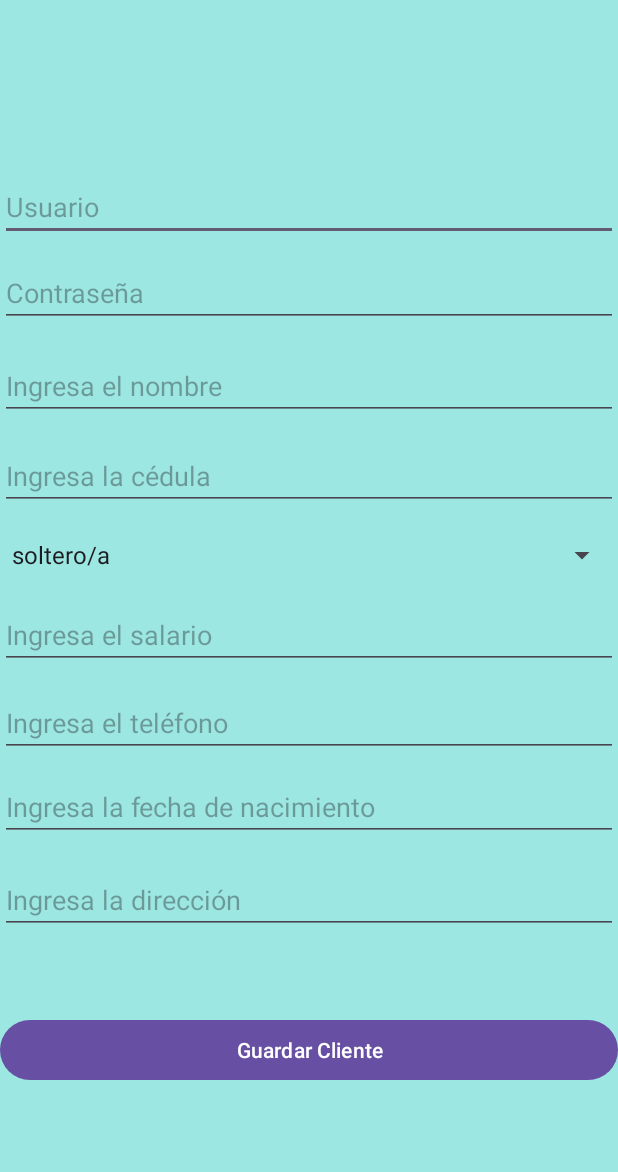
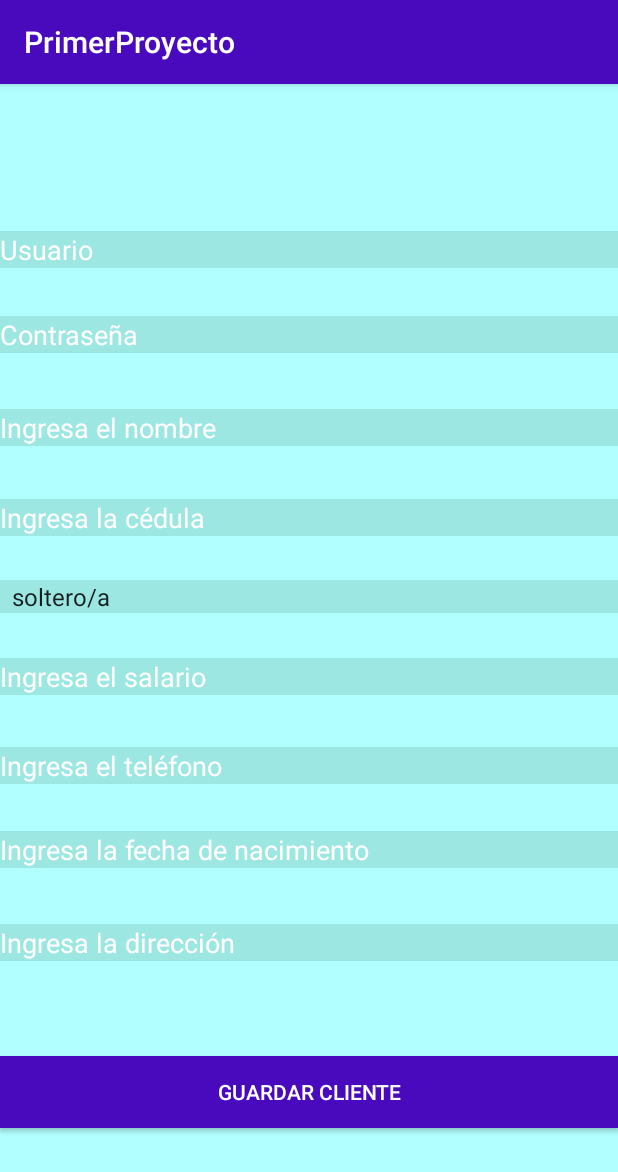
Before and after one commit to J0S3N/Proyecto1Moviles, an Android app: the Agregar_Cliente screen opened directly, with no data from a screen before it, on a phone screen of 412 x 824 dp. Shown: the top 1172 px of the screen. Run offline under Robolectric (Android 15) with nearby library versions, the phone set to English and light mode, and no system bars.

Commit message:
color de todos los xml

```diff
--- a/app/src/main/AndroidManifest.xml
+++ b/app/src/main/AndroidManifest.xml
@@ -10,7 +10,7 @@
         android:label="@string/app_name"
         android:roundIcon="@drawable/ic_launcher_background"
         android:supportsRtl="true"
-        android:theme="@style/Theme.PrimerProyecto"
+        android:theme="@style/AppTheme"
         tools:targetApi="31">
         <activity
             android:name=".Pantalla_Inicio"
--- a/app/src/main/res/layout/administrativa_agregar_cliente.xml
+++ b/app/src/main/res/layout/administrativa_agregar_cliente.xml
@@ -4,10 +4,14 @@
     xmlns:tools="http://schemas.android.com/tools"
     android:layout_width="match_parent"
     android:layout_height="match_parent"
-    android:background="#9CE7E2"
+    android:background="@drawable/bg"
     tools:context=".administrativa.Agregar_Cliente">
 
     <EditText
+        android:textColorHint="#FFFFFF"
+        android:textColor="#490ABD"
+        android:backgroundTint="#9CE7E2"
+        android:background="#9CE7E2"
         android:id="@+id/usernameEditText"
         android:layout_width="match_parent"
         android:layout_height="wrap_content"
@@ -20,6 +24,10 @@
         app:layout_constraintTop_toTopOf="parent" />
 
     <EditText
+        android:textColorHint="#FFFFFF"
+        android:textColor="#490ABD"
+        android:backgroundTint="#9CE7E2"
+        android:background="#9CE7E2"
         android:id="@+id/passwordEditText"
         android:layout_width="match_parent"
         android:layout_height="wrap_content"
@@ -33,6 +41,10 @@
         app:layout_constraintTop_toTopOf="parent" />
 
     <EditText
+        android:textColorHint="#FFFFFF"
+        android:textColor="#490ABD"
+        android:backgroundTint="#9CE7E2"
+        android:background="#9CE7E2"
         android:id="@+id/idEditText"
         android:layout_width="match_parent"
         android:layout_height="wrap_content"
@@ -46,6 +58,10 @@
         app:layout_constraintTop_toTopOf="parent" />
 
     <EditText
+        android:textColorHint="#FFFFFF"
+        android:textColor="#490ABD"
+        android:backgroundTint="#9CE7E2"
+        android:background="#9CE7E2"
         android:id="@+id/nameEditText"
         android:layout_width="match_parent"
         android:layout_height="wrap_content"
@@ -59,6 +75,10 @@
         app:layout_constraintTop_toTopOf="parent" />
 
     <Spinner
+        android:textColorHint="#FFFFFF"
+        android:textColor="#490ABD"
+        android:backgroundTint="#9CE7E2"
+        android:background="#9CE7E2"
         android:id="@+id/maritalStatusSpinner"
         android:layout_width="match_parent"
         android:layout_height="wrap_content"
@@ -71,6 +91,10 @@
         app:layout_constraintTop_toTopOf="parent" />
 
     <EditText
+        android:textColorHint="#FFFFFF"
+        android:textColor="#490ABD"
+        android:backgroundTint="#9CE7E2"
+        android:background="#9CE7E2"
         android:id="@+id/salaryEditText"
         android:layout_width="match_parent"
         android:layout_height="wrap_content"
@@ -84,6 +108,10 @@
         app:layout_constraintTop_toTopOf="parent" />
 
     <EditText
+        android:textColorHint="#FFFFFF"
+        android:textColor="#490ABD"
+        android:backgroundTint="#9CE7E2"
+        android:background="#9CE7E2"
         android:id="@+id/addressEditText"
         android:layout_width="match_parent"
         android:layout_height="wrap_content"
@@ -97,6 +125,10 @@
         app:layout_constraintTop_toTopOf="parent" />
 
     <EditText
+        android:textColorHint="#FFFFFF"
+        android:textColor="#490ABD"
+        android:backgroundTint="#9CE7E2"
+        android:background="#9CE7E2"
         android:id="@+id/birthDateEditText"
         android:layout_width="match_parent"
         android:layout_height="wrap_content"
@@ -110,6 +142,10 @@
         app:layout_constraintTop_toTopOf="parent" />
 
     <EditText
+        android:textColorHint="#FFFFFF"
+        android:textColor="#490ABD"
+        android:backgroundTint="#9CE7E2"
+        android:background="#9CE7E2"
         android:id="@+id/phoneEditText"
         android:layout_width="match_parent"
         android:layout_height="wrap_content"
@@ -123,6 +159,9 @@
         app:layout_constraintTop_toTopOf="parent" />
 
     <Button
+        android:textColor="#FFFFFF"
+        android:textColorHint="#FFFFFF"
+        android:background="#490ABD"
         android:id="@+id/saveButton"
         android:layout_width="match_parent"
         android:layout_height="wrap_content"
--- a/app/src/main/res/values/colors.xml
+++ b/app/src/main/res/values/colors.xml
@@ -2,4 +2,5 @@
 <resources>
     <color name="black">#FF000000</color>
     <color name="white">#FFFFFFFF</color>
+    <color name="colorBotones">#490ABD</color>
 </resources>
--- /dev/null
+++ b/app/src/main/res/values/styles.xml
@@ -0,0 +1,9 @@
+<?xml version="1.0" encoding="utf-8"?>
+<resources>
+        <style name="AppTheme" parent="Theme.AppCompat.Light.DarkActionBar">
+            <item name="colorPrimary">#490ABD</item>
+        </style>
+    <style name="SpinnerItemStyle">
+        <item name="android:textColor">#FFFFFF</item>
+    </style>
+</resources>
```
Also changed, not shown: app/src/main/res/layout/administrativa_agregar_prestamo.xml (+21 -1 lines), app/src/main/res/layout/administrativa_principal.xml (+14 -1 lines), app/src/main/res/layout/pantalla_inicio.xml (+12 -4 lines).
